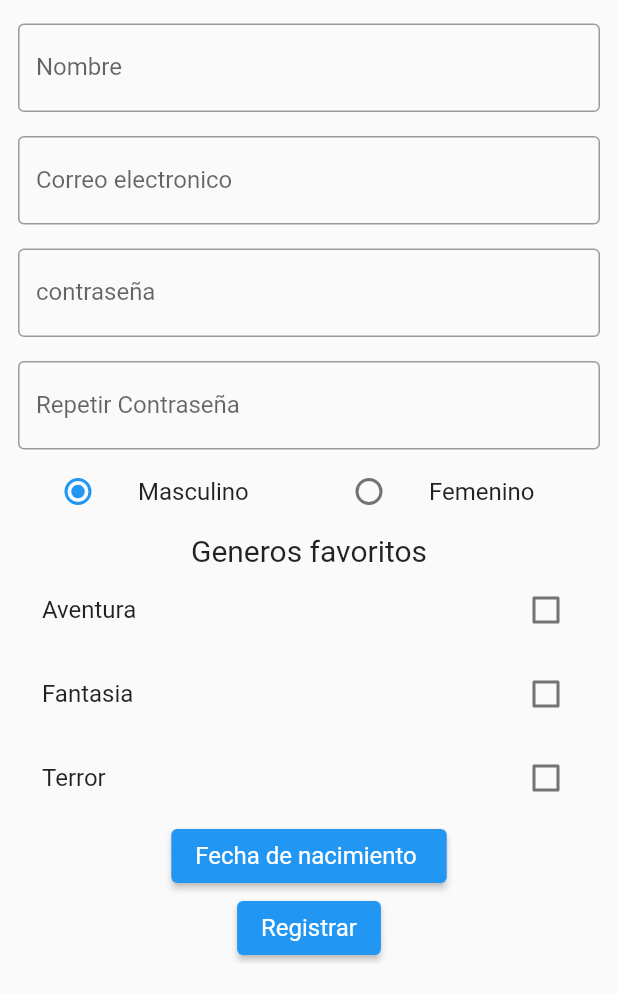
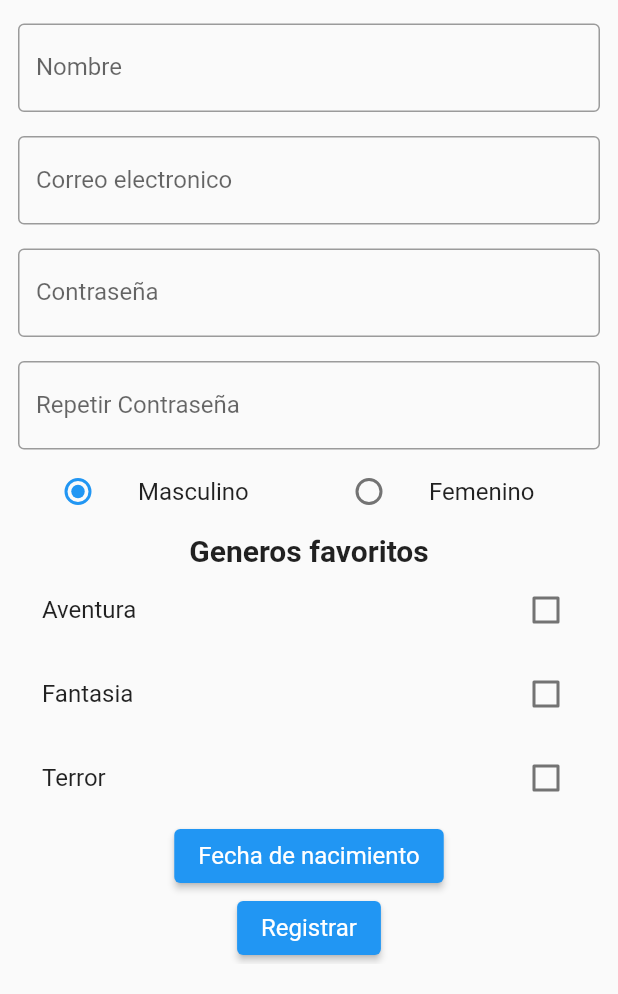
Before and after one commit to mobilcode4/colombiatravel, a Flutter app: the RegisterPage screen opened directly, scrolled down 166 dp, on a phone screen of 412 x 824 dp, the part 242-1236 px from its top. Run offline on Flutter 3.47's test engine with Material 2 defaults, Android fonts, the phone set to English and light mode, and no system bars; our stand-ins replace shared_preferences; accounts and stored records are empty.

Commit message:
registro funcionado

```diff
--- a/lib/models/User.dart
+++ b/lib/models/User.dart
@@ -1,69 +1,66 @@
 class User {
-  dynamic _name;
-  dynamic _email;
-  dynamic _password;
-  dynamic _genre;
-  dynamic _favoriteGenre;
-  dynamic _bornDate;
+  var _name;
+  var _email;
+  var _password;
+  var _genre;
+  var _favoritesGenres;
+  var _bornDate;
 
-  User(this._name, this._email, this._password, this._genre,
-      this._favoriteGenre, this._bornDate);
+  User( this._name, this._email, this._password, this._genre,
+      this._favoritesGenres, this._bornDate);
 
   User.Empty();
-
-
 
   User.fromJson(Map<String, dynamic> json)
       : _name = json['name'],
         _email = json['email'],
         _password = json['password'],
         _genre = json['genre'],
-        _favoriteGenre =['favoriteGenre'],
+        _favoritesGenres = json['favoritesGenres'],
         _bornDate = json['bornDate'];
 
-  // ignore: non_constant_identifier_names
-  Map<String, dynamic> ToJson() => {
-    'name' : _name,
-    'email' : _email,
+  Map<String, dynamic> toJson() => {
+    'name': _name,
+    'email': _email,
     'password': _password,
-    'genre' : _genre,
-    'favoriteGenre' : _favoriteGenre,
-    'bornDate' : _bornDate
+    'genre': _genre,
+    'favoritesGenres': _favoritesGenres,
+    'bornDate': _bornDate
   };
 
-  dynamic get bornDate => _bornDate;
+  get name => _name;
 
-  set bornDate(dynamic value) {
+  set name(value) {
+    _name = value;
+  }
+
+  get email => _email;
+
+  get bornDate => _bornDate;
+
+  set bornDate(value) {
     _bornDate = value;
   }
 
-  dynamic get favoriteGenre => _favoriteGenre;
+  get favoritesGenres => _favoritesGenres;
 
-  set favoriteGenre(dynamic value) {
-    _favoriteGenre = value;
+  set favoritesGenres(value) {
+    _favoritesGenres = value;
   }
 
-  dynamic get genre => _genre;
+  get genre => _genre;
 
-  set genre(dynamic value) {
+  set genre(value) {
     _genre = value;
   }
 
-  dynamic get password => _password;
+  get password => _password;
 
-  set password(dynamic value) {
+  set password(value) {
     _password = value;
   }
 
-  dynamic get email => _email;
-
-  set email(dynamic value) {
+  set email(value) {
     _email = value;
   }
-
-  dynamic get name => _name;
-
-  set name(dynamic value) {
-    _name = value;
-  }
 }
--- a/lib/pages/login_page.dart
+++ b/lib/pages/login_page.dart
@@ -1,8 +1,8 @@
 import 'dart:convert';
 import 'package:flutter/material.dart';
-import 'package:login/models/User.dart';
+import 'package:login/models/user.dart';
 import 'package:login/pages/home_page.dart';
-import 'package:login/pages/register_page.dar.dart';
+import 'package:login/pages/register_page.dart';
 import 'package:shared_preferences/shared_preferences.dart';
 
 class LoginPage extends StatefulWidget {
--- a/lib/pages/register_page.dar.dart
+++ b/lib/pages/register_page.dart
@@ -1,6 +1,6 @@
 import 'package:flutter/material.dart';
 import 'package:intl/intl.dart';
-import 'package:login/models/User.dart';
+import 'package:login/models/user.dart';
 import 'package:login/pages/login_page.dart';
 import 'dart:convert';
 import 'package:shared_preferences/shared_preferences.dart';
@@ -15,11 +15,12 @@ class RegisterPage extends StatefulWidget {
 enum Genre { masculino, femenino }
 
 class _RegisterPageState extends State<RegisterPage> {
-
   final _name = TextEditingController();
   final _email = TextEditingController();
   final _password = TextEditingController();
   final _repPassword = TextEditingController();
+
+  String _data = "Informacion: ";
 
   Genre? _genre = Genre.masculino;
 
@@ -27,12 +28,12 @@ class _RegisterPageState extends State<RegisterPage> {
   bool _fantasia = false;
   bool _terror = false;
 
-  String buttonMsg = "Fecha de nacimiento ";
+  String buttonMsg = "Fecha de nacimiento";
 
   String _date = "";
 
-  String _dateConverter(DateTime newDate){
-    final DateFormat formatter = DateFormat("yyyy-mm-dd");
+  String _dateConverter(DateTime newDate) {
+    final DateFormat formatter = DateFormat('yyyy-MM-dd');
     final String dateFormatted = formatter.format(newDate);
     return dateFormatted;
   }
@@ -41,12 +42,12 @@ class _RegisterPageState extends State<RegisterPage> {
     final DateTime? newDate = await showDatePicker(
       context: context,
       locale: const Locale("es", "CO"),
-        initialDate: DateTime(2022,8),
-        firstDate: DateTime(1900,1),
-        lastDate: DateTime(2022,12),
+      initialDate: DateTime(2022, 8),
+      firstDate: DateTime(1900, 1),
+      lastDate: DateTime(2022, 12),
       helpText: "Fecha de nacimiento",
     );
-    if (newDate != null){
+    if (newDate != null) {
       setState(() {
         _date = _dateConverter(newDate);
         buttonMsg = "Fecha de nacimiento: ${_date.toString()}";
@@ -54,11 +55,10 @@ class _RegisterPageState extends State<RegisterPage> {
     }
   }
 
-  void _showMsg (String msg){
+  void _showMsg(String msg){
     final scaffold = ScaffoldMessenger.of(context);
     scaffold.showSnackBar(
-          SnackBar(
-            content: Text(msg),
+      SnackBar(content: Text(msg),
       action: SnackBarAction(
         label: 'Aceptar', onPressed: scaffold.hideCurrentSnackBar),
       ),
@@ -72,26 +72,23 @@ class _RegisterPageState extends State<RegisterPage> {
 
   void _onRegisterButtonClicked() {
     setState(() {
-      // comparar contrasts
       if(_password.text == _repPassword.text){
+      String genre = "Masculino";
       String favoritos = "";
+
       if (_genre == Genre.femenino) {
+        genre = "Femenino";
       }
 
-        if (_aventura) favoritos = "$favoritos adventure";
-        if (_fantasia) favoritos = "$favoritos Fantasia";
-        if (_terror) favoritos = "$favoritos Terror";
-
-        var user = User(_name.text, _email.text, _password.text, _genre, favoritos, _date);
+      if (_aventura) favoritos = "$favoritos Aventura,";
+      if (_fantasia) favoritos = "$favoritos Fantasia,";
+      if (_terror) favoritos = "$favoritos Terror,";
+      var user = User(_name.text, _email.text, _password.text, genre,
+          favoritos, _date);
       saveUser(user);
       Navigator.pushReplacement(context, MaterialPageRoute(builder: (context) => const LoginPage()));
-
-        /*_data =
-          "nombre: ${_name.text} \nCorreo electronico ${_email.text} "
-              "\n Genero:${_genre} \n Generos favoristos: $favoritos "
-              "\n Fecha de nacimiento: $_date";*/
       }else{
-        _showMsg ("Las contraseñas deben ser iguales");
+        _showMsg("Las contraseñas deben de ser iguales");
       }
     });
   }
@@ -106,8 +103,12 @@ class _RegisterPageState extends State<RegisterPage> {
             child: Column(
               mainAxisAlignment: MainAxisAlignment.center,
               children: <Widget>[
-                const Text("",),
-                const Text("REGISTER", style: TextStyle(fontSize: 30,),
+                const Text(
+                  "",
+                ),
+                const Text(
+                  "REGISTER",
+                  style: TextStyle(fontSize: 30, fontWeight: FontWeight.bold),
                 ),
                 const Image(image: AssetImage('assets/images/logo.png')),
                 const SizedBox(
@@ -127,7 +128,7 @@ class _RegisterPageState extends State<RegisterPage> {
                   decoration: const InputDecoration(
                       border: OutlineInputBorder(),
                       labelText: 'Correo electronico'),
-                  keyboardType: TextInputType.text,
+                  keyboardType: TextInputType.emailAddress,
                 ),
                 const SizedBox(
                   height: 16.0,
@@ -135,7 +136,7 @@ class _RegisterPageState extends State<RegisterPage> {
                 TextFormField(
                   controller: _password,
                   decoration: const InputDecoration(
-                      border: OutlineInputBorder(), labelText: 'contraseña'),
+                      border: OutlineInputBorder(), labelText: 'Contraseña'),
                   keyboardType: TextInputType.text,
                 ),
                 const SizedBox(
@@ -145,14 +146,14 @@ class _RegisterPageState extends State<RegisterPage> {
                   controller: _repPassword,
                   decoration: const InputDecoration(
                       border: OutlineInputBorder(),
-                      labelText: 'Repetir Contraseña'),
+                      labelText: "Repetir Contraseña"),
                   keyboardType: TextInputType.text,
                 ),
                 Row(
                   children: [
                     Expanded(
                       child: ListTile(
-                        title: const Text("Masculino"),
+                        title: const Text('Masculino'),
                         leading: Radio<Genre>(
                             value: Genre.masculino,
                             groupValue: _genre,
@@ -160,13 +161,12 @@ class _RegisterPageState extends State<RegisterPage> {
                               setState(() {
                                 _genre = value;
                               });
-                          },
-                        ),
+                            }),
                       ),
                     ),
                     Expanded(
                       child: ListTile(
-                        title: const Text("Femenino"),
+                        title: const Text('Femenino'),
                         leading: Radio<Genre>(
                             value: Genre.femenino,
                             groupValue: _genre,
@@ -174,18 +174,17 @@ class _RegisterPageState extends State<RegisterPage> {
                               setState(() {
                                 _genre = value;
                               });
-                          },
-                        ),
+                            }),
                       ),
                     ),
                   ],
                 ),
                 const Text(
-                  "Generos favoritos",
-                  style: TextStyle(fontSize: 20),
+                  'Generos favoritos',
+                  style: TextStyle(fontSize: 20, fontWeight: FontWeight.bold),
                 ),
                 CheckboxListTile(
-                  title: const Text("Aventura"),
+                  title: const Text('Aventura'),
                   value: _aventura,
                   selected: _aventura,
                   onChanged: (bool? value) {
@@ -195,7 +194,7 @@ class _RegisterPageState extends State<RegisterPage> {
                   },
                 ),
                 CheckboxListTile(
-                  title: const Text("Fantasia"),
+                  title: const Text('Fantasia'),
                   value: _fantasia,
                   selected: _fantasia,
                   onChanged: (bool? value) {
@@ -205,7 +204,7 @@ class _RegisterPageState extends State<RegisterPage> {
                   },
                 ),
                 CheckboxListTile(
-                  title: const Text("Terror"),
+                  title: const Text('Terror'),
                   value: _terror,
                   selected: _terror,
                   onChanged: (bool? value) {
@@ -214,7 +213,6 @@ class _RegisterPageState extends State<RegisterPage> {
                     });
                   },
                 ),
-
                 ElevatedButton(
                   style: TextButton.styleFrom(
                     textStyle: const TextStyle(fontSize: 16),
@@ -224,7 +222,6 @@ class _RegisterPageState extends State<RegisterPage> {
                   },
                   child: Text(buttonMsg),
                 ),
-
                 ElevatedButton(
                   style: TextButton.styleFrom(
                     textStyle: const TextStyle(fontSize: 16),
--- a/lib/pages/splash_page.dart
+++ b/lib/pages/splash_page.dart
@@ -17,7 +17,7 @@ class _Splash_pageState extends State<Splash_page> {
 
   Future<void> _closeSplash() async {
 
-    Future.delayed(const Duration(seconds: 3), () async{
+    Future.delayed(const Duration(seconds: 4), () async{
       Navigator.pushReplacement(context, MaterialPageRoute(builder: (context) => const LoginPage()));
     });
   }
```
Also changed, not shown: lib/pages/home_page.dart (+23 -1 lines), 1 other file. Lines whose indentation alone changed are shown as unchanged.
